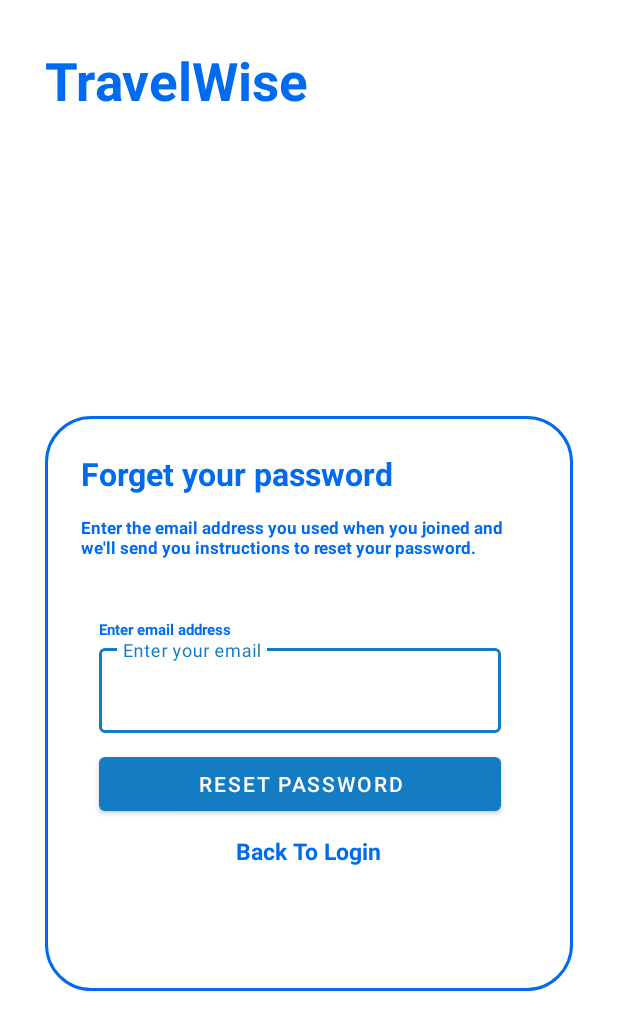
After one commit to bingenk/MAD2023_Team2, an Android app: the ForgetPassword screen opened directly, with no data from a screen before it, on a phone screen of 412 x 824 dp. The commit adds this screen. Shown: the top 1030 px of the screen. Run offline under Robolectric (Android 15) with nearby library versions, the phone set to English and light mode, and no system bars; our stand-ins replace Firebase (no records; nobody signed in at launch, a user with empty details on screens opened directly).

Commit message:
Forget Password function implemented with connection with firebase authentication

```diff
--- a/app/src/main/AndroidManifest.xml
+++ b/app/src/main/AndroidManifest.xml
@@ -12,6 +12,9 @@
         android:supportsRtl="true"
         android:theme="@style/Theme.MAD2023_Team2"
         tools:targetApi="31">
+        <activity
+            android:name=".ui.LoginSignup.ForgetPassword"
+            android:exported="false" />
         <activity
             android:name=".ui.LoginSignup.Login"
             android:exported="true" />
@@ -28,8 +31,7 @@
             android:name=".MainActivity"
             android:exported="false"
             android:label="@string/app_name"
-            android:theme="@style/Theme.MAD2023_Team2.NoActionBar">
-        </activity>
+            android:theme="@style/Theme.MAD2023_Team2.NoActionBar"></activity>
     </application>
 
 </manifest>
--- /dev/null
+++ b/app/src/main/java/sg/edu/np/mad/mad2023_team2/ui/LoginSignup/ForgetPassword.java
@@ -0,0 +1,85 @@
+package sg.edu.np.mad.mad2023_team2.ui.LoginSignup;
+
+import androidx.annotation.NonNull;
+import androidx.appcompat.app.AppCompatActivity;
+
+import android.annotation.SuppressLint;
+import android.content.Intent;
+import android.os.Bundle;
+import android.view.View;
+import android.widget.Button;
+import android.widget.EditText;
+import android.widget.TextView;
+import android.widget.Toast;
+
+import com.google.android.gms.tasks.OnCompleteListener;
+import com.google.android.gms.tasks.Task;
+import com.google.firebase.auth.FirebaseAuth;
+import com.google.firebase.ktx.Firebase;
+
+import sg.edu.np.mad.mad2023_team2.R;
+
+public class ForgetPassword extends AppCompatActivity {
+
+    private EditText passEmail;
+
+    private Button forgot;
+
+    private String email;
+
+    TextView passRedirectLogin;
+
+    @Override
+    protected void onCreate(Bundle savedInstanceState) {
+        super.onCreate(savedInstanceState);
+        setContentView(R.layout.activity_forget_password);
+
+        passEmail = findViewById(R.id.passemail);
+        forgot = findViewById(R.id.passforgot);
+        passRedirectLogin = findViewById(R.id.PassRedirectLogin);
+
+
+        forgot.setOnClickListener(new View.OnClickListener() {
+            @Override
+            public void onClick(View view) {
+                email = passEmail.getText().toString();
+
+                if (email.isEmpty()){
+                    Toast.makeText(ForgetPassword.this,"Please provide your email", Toast.LENGTH_SHORT).show();
+                } else {
+                    forgetPassword();
+                }
+            }
+        });
+
+        // Direct user to login if the user wish to go back
+        passRedirectLogin.setOnClickListener(new View.OnClickListener() {
+            @Override
+            public void onClick(View view) {
+                Intent intent = new Intent(ForgetPassword.this, Login.class);
+                startActivity(intent);
+            }
+        });
+
+
+    }
+
+    private void forgetPassword() {
+
+        FirebaseAuth auth = FirebaseAuth.getInstance();
+
+        auth. sendPasswordResetEmail(email)
+                .addOnCompleteListener(new OnCompleteListener<Void>() {
+                    @Override
+                    public void onComplete(@NonNull Task<Void> task) {
+                        if (task.isSuccessful()){
+                            Toast.makeText(ForgetPassword.this, "Check your Email", Toast.LENGTH_SHORT).show();
+                            startActivity(new Intent(ForgetPassword.this, Login.class));
+                            finish();
+                        }else {
+                            Toast.makeText(ForgetPassword.this, "Error : " + task.getException().getMessage(), Toast.LENGTH_SHORT).show();
+                        }
+                    }
+                });
+    }
+}
--- a/app/src/main/java/sg/edu/np/mad/mad2023_team2/ui/LoginSignup/Login.java
+++ b/app/src/main/java/sg/edu/np/mad/mad2023_team2/ui/LoginSignup/Login.java
@@ -26,7 +26,7 @@
     //Create Variables
     TextInputEditText loginUsername, loginPassword;
     Button loginButton;
-    TextView signupRedirectText;
+    TextView signupRedirectText, forgetPassword;
     CheckBox rememberMe;
     SharedPreferences sharedPreferences;
     PreferenceManager PreferenceManager;
@@ -43,6 +43,7 @@
         signupRedirectText = findViewById(R.id.RedirectSignup);
         rememberMe = findViewById(R.id.rememberMe);
         sharedPreferences = PreferenceManager.getDefaultSharedPreferences(this); // obtain an instance of the SharedPreferences interface.
+        forgetPassword = findViewById(R.id.forgetpassword);
 
         loginButton.setOnClickListener(new View.OnClickListener() {
             @Override
@@ -52,6 +53,14 @@
                 } else {
                     checkUser();
                 }
+            }
+        });
+
+        forgetPassword.setOnClickListener(new View.OnClickListener() {
+            @Override
+            public void onClick(View view) {
+                Intent intent = new Intent(Login.this, ForgetPassword.class);
+                startActivity(intent);
             }
         });
 
--- /dev/null
+++ b/app/src/main/res/drawable/border_layout.xml
@@ -0,0 +1,12 @@
+<?xml version="1.0" encoding="utf-8"?>
+<shape xmlns:android="http://schemas.android.com/apk/res/android"
+    android:shape="rectangle">
+
+    <stroke
+        android:color="@color/purple_700"
+        android:width="2dp"/>
+
+    <corners
+        android:radius="30dp"/>
+
+</shape>
--- /dev/null
+++ b/app/src/main/res/layout/activity_forget_password.xml
@@ -0,0 +1,99 @@
+<?xml version="1.0" encoding="utf-8"?>
+<LinearLayout
+    xmlns:android="http://schemas.android.com/apk/res/android"
+    xmlns:app="http://schemas.android.com/apk/res-auto"
+    xmlns:tools="http://schemas.android.com/tools"
+    android:layout_width="match_parent"
+    android:layout_height="match_parent"
+    android:orientation="vertical"
+    android:padding="30dp"
+    tools:context=".ui.LoginSignup.ForgetPassword">
+
+
+    <TextView
+        android:layout_width="wrap_content"
+        android:layout_height="wrap_content"
+        android:text="TravelWise"
+        android:textColor="@color/purple_700"
+        android:textSize="35dp"
+        android:textStyle="bold" />
+
+    <LinearLayout
+        android:layout_width="match_parent"
+        android:layout_height="wrap_content"
+        android:orientation="vertical"
+        android:layout_gravity="center_horizontal"
+        android:padding="24dp"
+        android:layout_marginTop="200dp"
+        android:background="@drawable/border_layout">
+
+        <TextView
+            android:layout_width="wrap_content"
+            android:layout_height="wrap_content"
+            android:text="Forget your password"
+            android:layout_marginBottom="10dp"
+            android:textColor="@color/purple_700"
+            android:textSize="21dp"
+            android:textStyle="bold" />
+
+            <TextView
+                android:layout_width="wrap_content"
+                android:layout_height="wrap_content"
+                android:layout_marginTop="4dp"
+                android:layout_marginBottom="40dp"
+                android:text="Enter the email address you used when you joined and we'll send you instructions to reset your password."
+                android:textColor="@color/purple_700"
+                android:textSize="11dp"
+                android:textStyle="bold" />
+
+        <TextView
+            android:layout_width="wrap_content"
+            android:layout_height="wrap_content"
+            android:text="Enter email address"
+            android:textColor="@color/purple_700"
+            android:layout_marginLeft="12dp"
+            android:textSize="10dp"
+            android:textStyle="bold" />
+
+        <com.google.android.material.textfield.TextInputLayout
+            android:layout_width="match_parent"
+            android:layout_height="wrap_content"
+            android:layout_marginRight="24dp"
+            android:layout_marginLeft="12dp"
+            style="@style/Widget.MaterialComponents.TextInputLayout.OutlinedBox">
+
+            <com.google.android.material.textfield.TextInputEditText
+                android:layout_width="match_parent"
+                android:layout_height="wrap_content"
+                android:hint="Enter your email"
+                android:inputType="text"
+                android:id="@+id/passemail"/>
+
+        </com.google.android.material.textfield.TextInputLayout>
+
+        <Button
+            android:id="@+id/passforgot"
+            android:layout_width="match_parent"
+            android:layout_height="wrap_content"
+            android:layout_marginTop="10dp"
+            android:layout_marginRight="24dp"
+            android:layout_marginLeft="12dp"
+            android:text="reset password" />
+
+        <TextView
+            android:id="@+id/PassRedirectLogin"
+            android:layout_width="wrap_content"
+            android:layout_height="20dp"
+            android:layout_gravity="center"
+            android:layout_marginTop="10dp"
+            android:layout_marginBottom="60dp"
+            android:text="Back To Login"
+            android:textColor="@color/purple_700"
+            android:textSize="15dp"
+            android:textStyle="bold" />
+
+
+    </LinearLayout>
+
+
+</LinearLayout>
```
